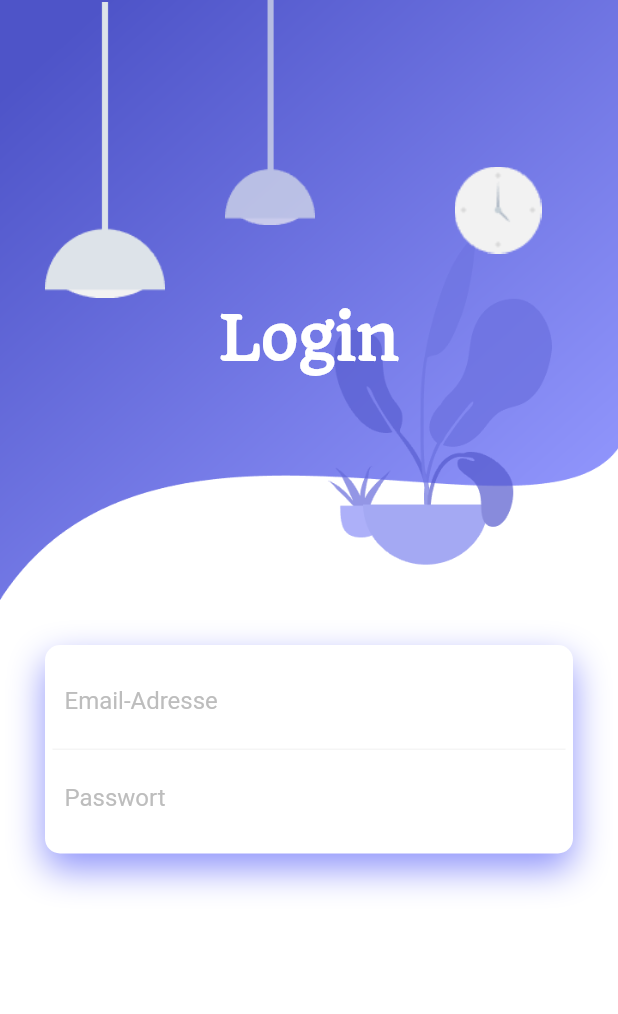
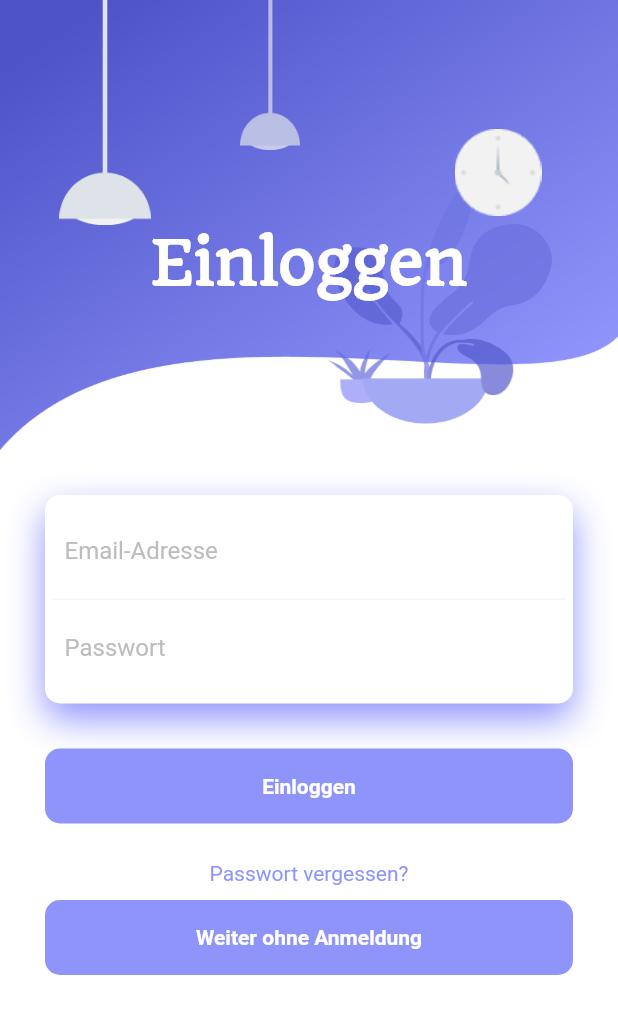
Before and after one commit to AlfredTachi/bsk_app, a Flutter app: the screen it shows after launch, on a phone screen of 412 x 824 dp. Shown: the top 1014 px of the screen. Run offline on Flutter 3.47's test engine with Material 2 defaults, Android fonts, the phone set to English and light mode, and no system bars; project files that could hold a hidden picture were left out.

Commit message:
add new files

```diff
--- a/lib/home/home.dart
+++ b/lib/home/home.dart
@@ -15,6 +15,7 @@ class _HomepageState extends State<Homepage> {
     "images/05_speicher.png",
     "images/06_file-system.png",
     "images/07_IT-Sicherheit.png",
+    "images/examQuestion.png",
   ];
 
   Widget customcard(String kapitelname, String image){
@@ -61,7 +62,7 @@ class _HomepageState extends State<Homepage> {
                       fontSize: 24.0,
                       color: Colors.white,
                       fontFamily: "Quando",
-                      fontWeight: FontWeight.w700,
+                      fontWeight: FontWeight.bold,
                     ),
                   ),
                 ),
@@ -106,6 +107,7 @@ class _HomepageState extends State<Homepage> {
           customcard("Speicherverwaltung", images[4]),
           customcard("Dateisysteme", images[5]),
           customcard("IT-Sicherheit", images[6]),
+          customcard("Fragen aus alten Klausuren", images[7]),
         ],
       ),
     );
--- a/lib/login/login.dart
+++ b/lib/login/login.dart
@@ -1,4 +1,5 @@
 import 'package:flutter/material.dart';
+import 'package:bsk_app/home/home.dart';
 
 class LoginPage extends StatefulWidget {
   @override
@@ -6,6 +7,7 @@ class LoginPage extends StatefulWidget {
 }
 
 class _LoginPageState extends State<LoginPage> {
+
   @override
   Widget build(BuildContext context) {
     return Scaffold(
@@ -14,7 +16,7 @@ class _LoginPageState extends State<LoginPage> {
         child: Column(
           children: <Widget>[
             Container(
-              height: 400,
+              height: 300,
               decoration: BoxDecoration(
                 image: DecorationImage(
                   image: AssetImage("images/background.png"),
@@ -26,7 +28,7 @@ class _LoginPageState extends State<LoginPage> {
                   Positioned(
                     left: 30,
                     width: 80,
-                    height: 200,
+                    height: 150,
                     child: Container(
                       decoration: BoxDecoration(
                         image: DecorationImage(
@@ -38,7 +40,7 @@ class _LoginPageState extends State<LoginPage> {
                   Positioned(
                     left: 140,
                     width: 80,
-                    height: 150,
+                    height: 100,
                     child: Container(
                       decoration: BoxDecoration(
                         image: DecorationImage(
@@ -51,7 +53,7 @@ class _LoginPageState extends State<LoginPage> {
                     right: 40,
                     top: 40,
                     width: 80,
-                    height: 200,
+                    height: 150,
                     child: Container(
                       decoration: BoxDecoration(
                         image: DecorationImage(
@@ -65,7 +67,7 @@ class _LoginPageState extends State<LoginPage> {
                       margin: EdgeInsets.only(top: 50.0),
                       child: Center(
                         child: Text(
-                          "Login",
+                          "Einloggen",
                           style: TextStyle(
                             color: Colors.white,
                             fontSize: 40,
@@ -132,14 +134,70 @@ class _LoginPageState extends State<LoginPage> {
                       ],
                     ),
                   ),
+                  SizedBox(
+                    height: 30,
+                  ),
+                  Container(
+                    height: 50,
+                    decoration: BoxDecoration(
+                      borderRadius: BorderRadius.circular(10),
+                      gradient: LinearGradient(
+                        colors: [
+                          Color.fromRGBO(143, 148, 251, 1),
+                          Color.fromRGBO(143, 148, 251, 6),
+                        ],
+                      ),
+                    ),
+                    child: Center(
+                      child: Text(
+                        "Einloggen",
+                        style: TextStyle(
+                          color: Colors.white,
+                          fontWeight: FontWeight.bold,
+                        ),
+                      ),
+                    ),
+                  ),
+                  SizedBox(
+                    height: 25,
+                  ),
+                  Text(
+                    "Passwort vergessen?",
+                    style: TextStyle(
+                      color: Color.fromRGBO(143, 148, 251, 1),
+                    ),
+                  ),
+                  SizedBox(
+                    height: 10,
+                  ),
+                  Container(
+                    height: 50,
+                    decoration: BoxDecoration(
+                      borderRadius: BorderRadius.circular(10),
+                      gradient: LinearGradient(
+                        colors: [
+                          Color.fromRGBO(143, 148, 251, 1),
+                          Color.fromRGBO(143, 148, 251, 6),
+                        ],
+                      ),
+                    ),
+                    child: Center(
+                      child: Text(
+                        "Weiter ohne Anmeldung",
+                        style: TextStyle(
+                          color: Colors.white,
+                          fontWeight: FontWeight.bold,
+                        ),
+                      ),
+                    ),
+                  ),
                 ],
               ),
             ),
           ],
         ),
-
       ),
-
     );
   }
+
 }
--- a/lib/splash/splash.dart
+++ b/lib/splash/splash.dart
@@ -1,6 +1,6 @@
 import 'dart:async';
 
-//import 'package:bsk_app/home/home.dart';
+// import 'package:bsk_app/home/home.dart';
 import 'package:bsk_app/login/login.dart';
 import 'package:flutter/material.dart';
 
@@ -14,9 +14,9 @@ class _SplashscreenState extends State<Splashscreen> {
   @override
   void initState(){
     super.initState();
-    Timer(Duration(seconds: 5), (){
+    Timer(Duration(seconds: 4), (){
       Navigator.of(context).pushReplacement(MaterialPageRoute(
-        //builder: (context) => Homepage(),
+        // builder: (context) => Homepage(),
         builder: (context) => LoginPage(),
       ));
     });
```
Also changed, not shown: images/examQuestion.png (added).
